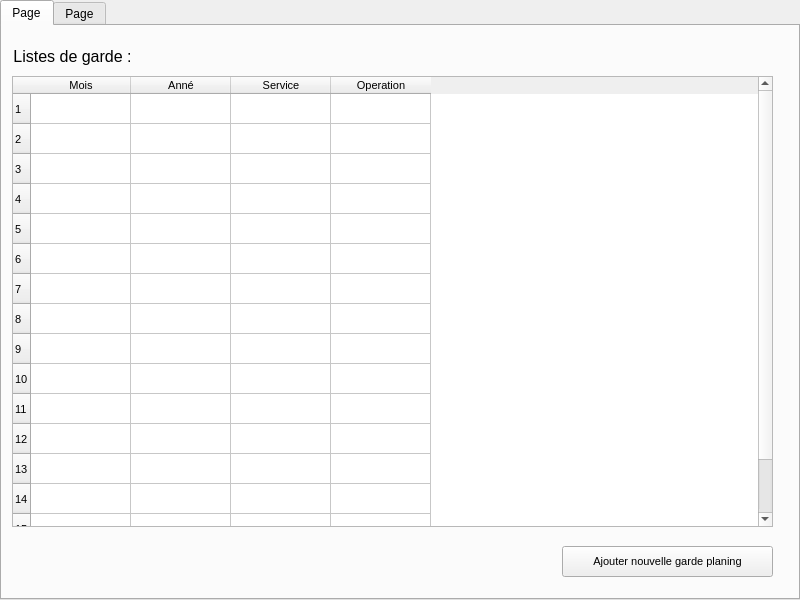
The window that ui/urgence.ui (otmanLAHRECHE/EPSP_Garde_Project) describes before a commit, drawn with Qt 5.
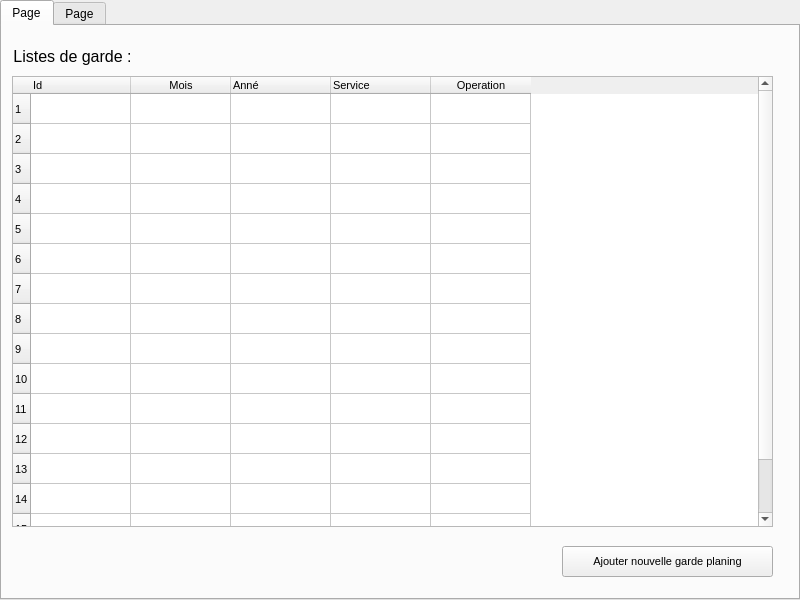
The same window after the commit. Icons and pictures are not drawn.

Patch:
```diff
--- a/ui/urgence.ui
+++ b/ui/urgence.ui
@@ -199,20 +199,25 @@
         <string>16</string>
        </property>
       </row>
+      <column>
+       <property name="text">
+        <string>Id</string>
+       </property>
+       <property name="textAlignment">
+        <set>AlignLeading|AlignVCenter</set>
+       </property>
+      </column>
       <column>
        <property name="text">
         <string>Mois</string>
        </property>
-       <property name="textAlignment">
-        <set>AlignCenter</set>
-       </property>
       </column>
       <column>
        <property name="text">
         <string>Anné</string>
        </property>
        <property name="textAlignment">
-        <set>AlignCenter</set>
+        <set>AlignLeading|AlignVCenter</set>
        </property>
       </column>
       <column>
@@ -220,7 +225,7 @@
         <string>Service</string>
        </property>
        <property name="textAlignment">
-        <set>AlignCenter</set>
+        <set>AlignLeading|AlignVCenter</set>
        </property>
       </column>
       <column>
```
